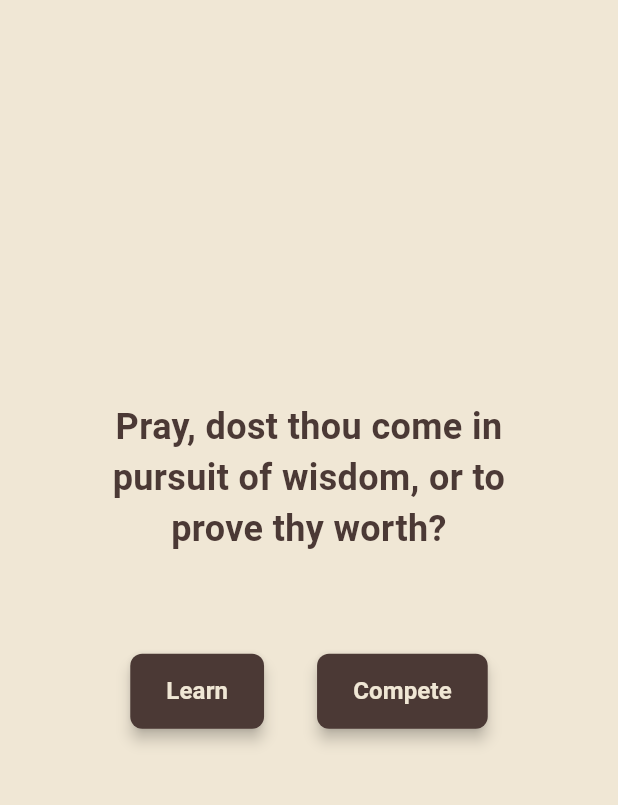
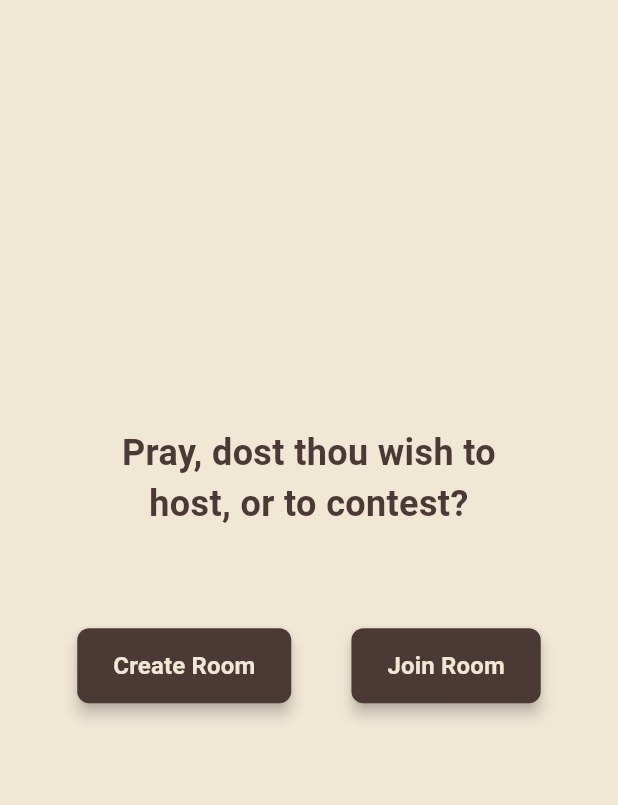
Before and after one commit to upamanyu-jit-phukan/Play-Shakespeare, a Flutter app: the screen it shows after launch, on a phone screen of 412 x 824 dp, the part 105-910 px from its top. Run offline on Flutter 3.47's test engine with Material 3 defaults, Android fonts, the phone set to English and light mode, and no system bars; our stand-ins replace socket_io_client; missing offline and left inert: dart:ffi; Roboto replaces fonts that are missing (DellaRespira, Garamond).

Commit message:
added fonts

```diff
--- a/lib/main.dart
+++ b/lib/main.dart
@@ -1,7 +1,7 @@
 import 'package:flutter/material.dart';
-import 'package:play_shakespeare/screens/learn_room_screen.dart';
+import 'package:play_shakespeare/screens/join_room_screen.dart';
 import 'package:play_shakespeare/screens/home_screen.dart';
-import 'package:play_shakespeare/screens/compete_room_screen.dart';
+import 'package:play_shakespeare/screens/create_room_screen.dart';
 
 void main() {
   runApp(const MyApp());
@@ -23,8 +23,8 @@
       initialRoute: '/',
       routes: {
         '/': (context) => const HomeScreen(),
-        '/learn-room': (context) => const LearnRoomScreen(),
-        '/compete-room': (context) => const CompeteRoomScreen(),
+        '/create-room': (context) => const CreateRoomScreen(),
+        '/join-room': (context) => const JoinRoomScreen(),
       },
     );
   }
--- a/lib/screens/home_screen.dart
+++ b/lib/screens/home_screen.dart
@@ -27,6 +27,7 @@ class HomeScreen extends StatelessWidget {
                   'Play Shakespeare',
                   textAlign: TextAlign.center,
                   style: TextStyle(
+                    fontFamily: 'DellaRespira',
                     fontSize: 32,
                     // color: Color(0xFF3E160C), // Rough Brown (for contrast)
                     // color: const Color(0xFF3E160C), // Vino
@@ -41,9 +42,10 @@ class HomeScreen extends StatelessWidget {
                 Container(
                   constraints: BoxConstraints(maxWidth: size.width * 0.65),
                   child: const Text(
-                    'Pray, dost thou come in pursuit of wisdom, or to prove thy worth?',
+                    'Pray, dost thou wish to host, or to contest?',
                     textAlign: TextAlign.center,
                     style: TextStyle(
+                      fontFamily: 'Garamond',
                       fontSize: 24,
                       fontWeight: FontWeight.w600,
                       // color: Color(0xFF342316), // Wetlands Swamp
@@ -58,13 +60,14 @@ class HomeScreen extends StatelessWidget {
                   mainAxisAlignment: MainAxisAlignment.spaceEvenly,
                   children: [
                     CustomButton(
-                      text: 'Learn',
-                      onTap: () => Navigator.pushNamed(context, '/learn-room'),
+                      text: 'Create Room',
+                      onTap: () => Navigator.pushNamed(context, '/create-room'),
                       isHome: true,
                     ),
+                    const Spacer(),
                     CustomButton(
-                      text: 'Compete',
-                      onTap: () => Navigator.pushNamed(context, '/compete-room'),
+                      text: 'Join Room',
+                      onTap: () => Navigator.pushNamed(context, '/join-room'),
                       isHome: true,
                     ),
                   ],
```
Also changed, not shown: lib/screens/create_room_screen.dart (renamed from lib/screens/learn_room_screen.dart, +12 -8 lines), lib/screens/join_room_screen.dart (renamed from lib/screens/compete_room_screen.dart, +13 -9 lines), lib/utils/socket_methods.dart (added, +16 -0 lines), pubspec.yaml (+12 -1 lines), assets/fonts/DellaRespira-Regular.ttf (added), assets/fonts/EBGaramond-Italic-VariableFont_wght.ttf (added), assets/fonts/EBGaramond-VariableFont_wght.ttf (added), assets/fonts/Limelight-Regular.ttf (added), 3 other files.
